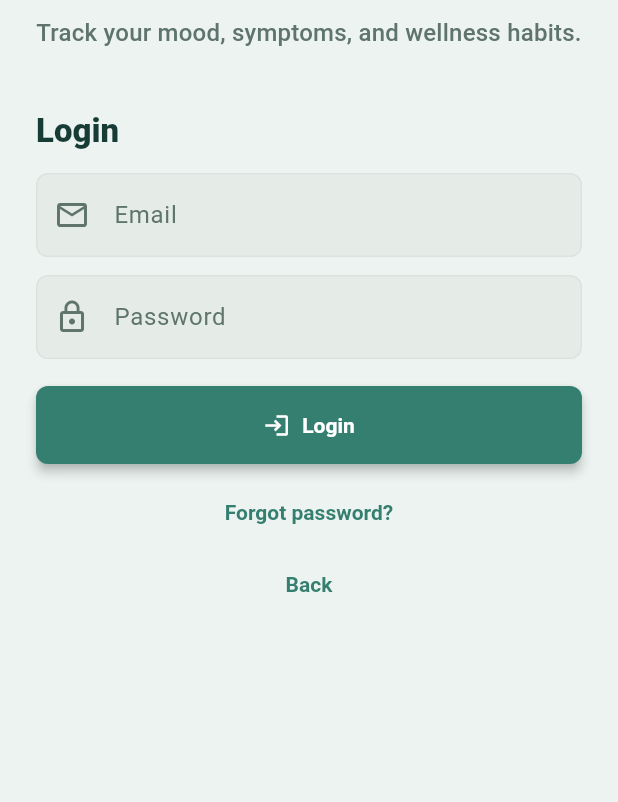
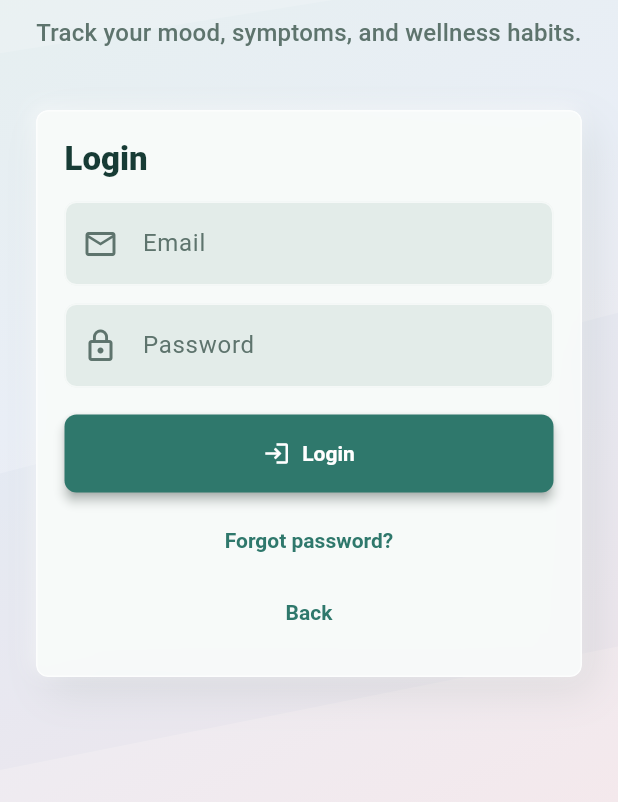
Before and after one commit to elianf-dev/VitaMind, a Flutter app: the screen it shows after launch, after a tap on "Login", on a phone screen of 412 x 824 dp, the part 367-1169 px from its top. Run offline on Flutter 3.47's test engine with Material 3 defaults, Android fonts, the phone set to English and light mode, and no system bars; our stand-ins replace cloud_firestore, firebase_auth, firebase_core, flutter_local_notifications, flutter_secure_storage, flutter_timezone and 3 more; accounts and stored records are empty.

Commit message:
Refine glassmorphic VitaMind UI

```diff
--- a/lib/main.dart
+++ b/lib/main.dart
@@ -22,9 +22,10 @@ import 'services/firestore_service.dart';
 import 'services/local_storage_service.dart';
 import 'services/notification_service.dart';
 import 'theme/app_colors.dart';
-import 'theme/app_shadows.dart';
 import 'theme/app_spacing.dart';
 import 'theme/app_theme.dart';
+import 'widgets/app_backdrop.dart';
+import 'widgets/glass_surface.dart';
 
 Future<void> main() async {
   WidgetsFlutterBinding.ensureInitialized();
@@ -89,6 +90,7 @@ class VitaMindApp extends StatelessWidget {
       title: 'VitaMind',
       debugShowCheckedModeBanner: false,
       theme: AppTheme.light(),
+      builder: (context, child) => AppBackdrop(child: child!),
       initialRoute: authService.isLoggedIn
           ? onboardingCompleted
                 ? '/dashboard'
@@ -209,7 +211,24 @@ class _VitaMindShellState extends State<VitaMindShell> {
   @override
   Widget build(BuildContext context) {
     return Scaffold(
-      body: IndexedStack(index: _selectedIndex, children: _buildScreens()),
+      body: LayoutBuilder(
+        builder: (context, constraints) {
+          final width = constraints.maxWidth > 1080
+              ? 1080.0
+              : constraints.maxWidth;
+
+          return Center(
+            child: SizedBox(
+              width: width,
+              height: constraints.maxHeight,
+              child: IndexedStack(
+                index: _selectedIndex,
+                children: _buildScreens(),
+              ),
+            ),
+          );
+        },
+      ),
       bottomNavigationBar: SafeArea(
         minimum: const EdgeInsets.fromLTRB(
           AppSpacing.md,
@@ -217,14 +236,14 @@ class _VitaMindShellState extends State<VitaMindShell> {
           AppSpacing.md,
           AppSpacing.sm,
         ),
-        child: Container(
-          clipBehavior: Clip.antiAlias,
-          decoration: BoxDecoration(
-            color: AppColors.card,
-            borderRadius: BorderRadius.circular(AppSpacing.radius),
-            border: Border.all(color: AppColors.border),
-            boxShadow: AppShadows.raised(strength: 0.8),
-          ),
+        child: Center(
+          heightFactor: 1,
+          child: ConstrainedBox(
+            constraints: const BoxConstraints(maxWidth: 760),
+            child: GlassSurface(
+              backgroundColor: AppColors.glassStrong,
+              blur: 24,
+              shadowStrength: 0.8,
               child: NavigationBar(
                 selectedIndex: _selectedIndex,
                 onDestinationSelected: _setSelectedIndex,
@@ -258,6 +277,8 @@ class _VitaMindShellState extends State<VitaMindShell> {
               ),
             ),
           ),
+        ),
+      ),
     );
   }
 }
--- a/lib/screens/onboarding/diagnosed_illnesses_screen.dart
+++ b/lib/screens/onboarding/diagnosed_illnesses_screen.dart
@@ -339,6 +339,9 @@ class _AddField extends StatelessWidget {
         IconButton.filled(
           tooltip: 'Add',
           onPressed: onAdd,
+          style: IconButton.styleFrom(
+            foregroundColor: Theme.of(context).colorScheme.onPrimary,
+          ),
           icon: const Icon(Icons.add),
         ),
       ],
--- a/lib/screens/welcome_screen.dart
+++ b/lib/screens/welcome_screen.dart
@@ -5,6 +5,7 @@ import '../services/local_storage_service.dart';
 import '../theme/app_colors.dart';
 import '../theme/app_spacing.dart';
 import '../widgets/neomorphic_surface.dart';
+import '../widgets/vita_mind_card.dart';
 
 enum _AuthMode { welcome, login, signUp }
 
@@ -150,21 +151,33 @@ class _WelcomeScreenState extends State<WelcomeScreen> {
                   ),
                 ),
                 const SizedBox(height: 40),
-                if (_mode == _AuthMode.welcome)
-                  _WelcomeActions(
-                    onLogin: () => setState(() => _mode = _AuthMode.login),
-                    onSignUp: () => setState(() => _mode = _AuthMode.signUp),
+                VitaMindCard(
+                  margin: EdgeInsets.zero,
+                  padding: AppSpacing.cardLarge,
+                  backgroundColor: AppColors.glassStrong,
+                  child: AnimatedSwitcher(
+                    duration: const Duration(milliseconds: 220),
+                    switchInCurve: Curves.easeOut,
+                    switchOutCurve: Curves.easeIn,
+                    child: _mode == _AuthMode.welcome
+                        ? _WelcomeActions(
+                            key: const ValueKey('welcome-actions'),
+                            onLogin: () =>
+                                setState(() => _mode = _AuthMode.login),
+                            onSignUp: () =>
+                                setState(() => _mode = _AuthMode.signUp),
                             onGuest: _continueAsGuest,
                             signedInEmail: widget.authService.userEmail,
                           )
-                else
-                  _AuthForm(
+                        : _AuthForm(
+                            key: ValueKey(_mode),
                             mode: _mode,
                             emailController: _emailController,
                             passwordController: _passwordController,
                             loading: _loading,
                             message: _message,
-                    firebaseAvailable: widget.authService.firebaseAvailable,
+                            firebaseAvailable:
+                                widget.authService.firebaseAvailable,
                             onSubmit: _submitAuth,
                             onForgotPassword: _resetPassword,
                             onBack: () {
@@ -173,6 +186,8 @@ class _WelcomeScreenState extends State<WelcomeScreen> {
                                 _message = null;
                               });
                             },
+                          ),
+                  ),
                 ),
               ],
             ),
@@ -185,6 +200,7 @@ class _WelcomeScreenState extends State<WelcomeScreen> {
 
 class _WelcomeActions extends StatelessWidget {
   const _WelcomeActions({
+    super.key,
     required this.onLogin,
     required this.onSignUp,
     required this.onGuest,
@@ -222,6 +238,7 @@ class _WelcomeActions extends StatelessWidget {
 
 class _AuthForm extends StatelessWidget {
   const _AuthForm({
+    super.key,
     required this.mode,
     required this.emailController,
     required this.passwordController,
--- a/lib/screens/wellness_goals_screen.dart
+++ b/lib/screens/wellness_goals_screen.dart
@@ -240,6 +240,11 @@ class _WellnessGoalsScreenState extends State<WellnessGoalsScreen> {
                             IconButton.filled(
                               tooltip: 'Add goal',
                               onPressed: _addCustomGoal,
+                              style: IconButton.styleFrom(
+                                foregroundColor: Theme.of(
+                                  context,
+                                ).colorScheme.onPrimary,
+                              ),
                               icon: const Icon(Icons.add),
                             ),
                           ],
--- a/lib/theme/app_colors.dart
+++ b/lib/theme/app_colors.dart
@@ -3,29 +3,37 @@ import 'package:flutter/material.dart';
 class AppColors {
   const AppColors._();
 
-  static const Color primary = Color(0xFF347F70);
-  static const Color primaryPressed = Color(0xFF286B5E);
-  static const Color primarySoft = Color(0xFFD5EAE3);
-  static const Color primaryMist = Color(0xFFE7F1ED);
-  static const Color secondary = Color(0xFF6FA99D);
-  static const Color surface = Color(0xFFEDF3F0);
-  static const Color card = Color(0xFFF1F6F3);
-  static const Color recessedSurface = Color(0xFFE5ECE8);
-  static const Color pressedSurface = Color(0xFFE3EBE7);
-  static const Color border = Color(0xFFD9E4DF);
+  static const Color primary = Color(0xFF2F786C);
+  static const Color primaryPressed = Color(0xFF235F56);
+  static const Color primarySoft = Color(0xFFD1E8E1);
+  static const Color primaryMist = Color(0xBFE1EFEA);
+  static const Color secondary = Color(0xFFB96F76);
+  static const Color backgroundStart = Color(0xFFE3F0EB);
+  static const Color backgroundMiddle = Color(0xFFE9EEF6);
+  static const Color backgroundEnd = Color(0xFFF5E8EB);
+  static const Color surface = Color(0xFFEAF1EE);
+  static const Color card = Color(0xCFF8FBFA);
+  static const Color glassSurface = Color(0xBFF8FBFA);
+  static const Color glassStrong = Color(0xEAF8FBFA);
+  static const Color glassPressed = Color(0xD9E7EFEC);
+  static const Color neoSurface = Color(0xFFE6EEEB);
+  static const Color recessedSurface = Color(0xBFDCE7E3);
+  static const Color pressedSurface = Color(0xFFDCE6E2);
+  static const Color border = Color(0xA6FFFFFF);
   static const Color highlight = Color(0xFFFFFFFF);
-  static const Color shadow = Color(0xFFB8C7C1);
+  static const Color shadow = Color(0xFF9DACA6);
+  static const Color glassShadow = Color(0xFF82938D);
   static const Color text = Color(0xFF173B35);
   static const Color mutedText = Color(0xFF5E746D);
   static const Color bodyText = Color(0xFF34534B);
   static const Color mutedIcon = Color(0xFF7A918A);
   static const Color warning = Color(0xFFD38A42);
-  static const Color warningSurface = Color(0xFFF7EFE0);
-  static const Color warningBorder = Color(0xFFE6D6B8);
-  static const Color blue = Color(0xFF5D88B8);
-  static const Color blueSoft = Color(0xFFDCE8F2);
-  static const Color purple = Color(0xFF9B7CB1);
-  static const Color purpleSoft = Color(0xFFE9E0EF);
+  static const Color warningSurface = Color(0xD9F7EFE0);
+  static const Color warningBorder = Color(0xBFE6D6B8);
+  static const Color blue = Color(0xFF587EAC);
+  static const Color blueSoft = Color(0xD9DCE8F2);
+  static const Color purple = Color(0xFF8E74A6);
+  static const Color purpleSoft = Color(0xD9E9E0EF);
   static const Color coral = Color(0xFFC97A73);
   static const Color disabled = Color(0xFF9EAAA6);
   static const Color error = Color(0xFFB6535C);
--- a/lib/theme/app_shadows.dart
+++ b/lib/theme/app_shadows.dart
@@ -8,13 +8,28 @@ class AppShadows {
   static List<BoxShadow> raised({double strength = 1}) {
     return [
       BoxShadow(
-        color: AppColors.shadow.withValues(alpha: 0.52 * strength),
-        offset: Offset(4 * strength, 4 * strength),
-        blurRadius: 10 * strength,
+        color: AppColors.shadow.withValues(alpha: 0.42 * strength),
+        offset: Offset(5 * strength, 6 * strength),
+        blurRadius: 14 * strength,
       ),
       BoxShadow(
-        color: AppColors.highlight.withValues(alpha: 0.92 * strength),
+        color: AppColors.highlight.withValues(alpha: 0.82 * strength),
         offset: Offset(-4 * strength, -4 * strength),
+        blurRadius: 12 * strength,
+      ),
+    ];
+  }
+
+  static List<BoxShadow> glass({double strength = 1}) {
+    return [
+      BoxShadow(
+        color: AppColors.glassShadow.withValues(alpha: 0.18 * strength),
+        offset: Offset(7 * strength, 10 * strength),
+        blurRadius: 24 * strength,
+      ),
+      BoxShadow(
+        color: AppColors.highlight.withValues(alpha: 0.48 * strength),
+        offset: Offset(-3 * strength, -3 * strength),
         blurRadius: 10 * strength,
       ),
     ];
--- a/lib/theme/app_theme.dart
+++ b/lib/theme/app_theme.dart
@@ -17,7 +17,7 @@ class AppTheme {
         onSecondary: Colors.white,
         error: AppColors.error,
         onError: Colors.white,
-        surface: AppColors.card,
+        surface: AppColors.glassStrong,
         onSurface: AppColors.text,
       ),
     );
@@ -28,15 +28,15 @@ class AppTheme {
     );
 
     return base.copyWith(
-      scaffoldBackgroundColor: AppColors.surface,
-      canvasColor: AppColors.surface,
+      scaffoldBackgroundColor: Colors.transparent,
+      canvasColor: AppColors.glassStrong,
       splashColor: AppColors.primary.withValues(alpha: 0.08),
       highlightColor: AppColors.primary.withValues(alpha: 0.05),
       textTheme: textTheme,
       iconTheme: const IconThemeData(color: AppColors.bodyText),
       appBarTheme: const AppBarTheme(
         centerTitle: false,
-        backgroundColor: AppColors.surface,
+        backgroundColor: Colors.transparent,
         foregroundColor: AppColors.text,
         surfaceTintColor: Colors.transparent,
         elevation: 0,
@@ -48,7 +48,7 @@ class AppTheme {
         ),
       ),
       cardTheme: CardThemeData(
-        color: AppColors.card,
+        color: AppColors.glassStrong,
         surfaceTintColor: Colors.transparent,
         elevation: 0,
         shape: RoundedRectangleBorder(
@@ -77,13 +77,13 @@ class AppTheme {
       ),
       outlinedButtonTheme: OutlinedButtonThemeData(
         style: OutlinedButton.styleFrom(
-          backgroundColor: AppColors.card,
+          backgroundColor: AppColors.glassStrong,
           foregroundColor: AppColors.primary,
           minimumSize: const Size.fromHeight(52),
           elevation: 2,
           shadowColor: AppColors.shadow,
           surfaceTintColor: Colors.transparent,
-          side: const BorderSide(color: AppColors.border),
+          side: const BorderSide(color: Colors.white70),
           padding: const EdgeInsets.symmetric(
             horizontal: AppSpacing.xl,
             vertical: AppSpacing.md,
@@ -106,7 +106,6 @@ class AppTheme {
       ),
       iconButtonTheme: IconButtonThemeData(
         style: IconButton.styleFrom(
-          foregroundColor: AppColors.bodyText,
           minimumSize: const Size(48, 48),
           shape: RoundedRectangleBorder(
             borderRadius: BorderRadius.circular(AppSpacing.radius),
@@ -218,14 +217,14 @@ class AppTheme {
         ),
       ),
       dialogTheme: DialogThemeData(
-        backgroundColor: AppColors.card,
+        backgroundColor: AppColors.glassStrong,
         surfaceTintColor: Colors.transparent,
         shape: RoundedRectangleBorder(
           borderRadius: BorderRadius.circular(AppSpacing.radius),
         ),
       ),
       bottomSheetTheme: const BottomSheetThemeData(
-        backgroundColor: AppColors.surface,
+        backgroundColor: AppColors.glassStrong,
         surfaceTintColor: Colors.transparent,
         showDragHandle: true,
       ),
--- /dev/null
+++ b/lib/widgets/app_backdrop.dart
@@ -0,0 +1,73 @@
+import 'package:flutter/material.dart';
+
+import '../theme/app_colors.dart';
+
+class AppBackdrop extends StatelessWidget {
+  const AppBackdrop({super.key, required this.child});
+
+  final Widget child;
+
+  @override
+  Widget build(BuildContext context) {
+    return DecoratedBox(
+      decoration: const BoxDecoration(
+        gradient: LinearGradient(
+          begin: Alignment.topLeft,
+          end: Alignment.bottomRight,
+          colors: [
+            AppColors.backgroundStart,
+            AppColors.backgroundMiddle,
+            AppColors.backgroundEnd,
+          ],
+          stops: [0, 0.52, 1],
+        ),
+      ),
+      child: BackdropGroup(
+        child: Stack(
+          fit: StackFit.expand,
+          children: [const _AtmosphereVeil(), child],
+        ),
+      ),
+    );
+  }
+}
+
+class _AtmosphereVeil extends StatelessWidget {
+  const _AtmosphereVeil();
+
+  @override
+  Widget build(BuildContext context) {
+    return IgnorePointer(child: CustomPaint(painter: _AtmospherePainter()));
+  }
+}
+
+class _AtmospherePainter extends CustomPainter {
+  @override
+  void paint(Canvas canvas, Size size) {
+    final lightPaint = Paint()
+      ..color = Colors.white.withValues(alpha: 0.15)
+      ..style = PaintingStyle.fill;
+    final coolPaint = Paint()
+      ..color = AppColors.blue.withValues(alpha: 0.035)
+      ..style = PaintingStyle.fill;
+
+    final upperBand = Path()
+      ..moveTo(0, size.height * 0.12)
+      ..lineTo(size.width, 0)
+      ..lineTo(size.width, size.height * 0.26)
+      ..lineTo(0, size.height * 0.34)
+      ..close();
+    final lowerBand = Path()
+      ..moveTo(0, size.height * 0.68)
+      ..lineTo(size.width, size.height * 0.55)
+      ..lineTo(size.width, size.height * 0.82)
+      ..lineTo(0, size.height * 0.92)
+      ..close();
+
+    canvas.drawPath(upperBand, lightPaint);
+    canvas.drawPath(lowerBand, coolPaint);
+  }
+
+  @override
+  bool shouldRepaint(covariant CustomPainter oldDelegate) => false;
+}
--- /dev/null
+++ b/lib/widgets/glass_surface.dart
@@ -0,0 +1,109 @@
+import 'dart:ui';
+
+import 'package:flutter/material.dart';
+
+import '../theme/app_colors.dart';
+import '../theme/app_shadows.dart';
+import '../theme/app_spacing.dart';
+
+class GlassSurface extends StatefulWidget {
+  const GlassSurface({
+    super.key,
+    required this.child,
+    this.margin = EdgeInsets.zero,
+    this.padding = EdgeInsets.zero,
+    this.backgroundColor = AppColors.glassSurface,
+    this.borderColor = AppColors.border,
+    this.radius = AppSpacing.radius,
+    this.width,
+    this.height,
+    this.alignment,
+    this.onTap,
+    this.blur = 18,
+    this.shadowStrength = 1,
+    this.semanticLabel,
+  });
+
+  final Widget child;
+  final EdgeInsetsGeometry margin;
+  final EdgeInsetsGeometry padding;
+  final Color backgroundColor;
+  final Color borderColor;
+  final double radius;
+  final double? width;
+  final double? height;
+  final AlignmentGeometry? alignment;
+  final VoidCallback? onTap;
+  final double blur;
+  final double shadowStrength;
+  final String? semanticLabel;
+
+  @override
+  State<GlassSurface> createState() => _GlassSurfaceState();
+}
+
+class _GlassSurfaceState extends State<GlassSurface> {
+  bool _pressed = false;
+
+  void _setPressed(bool value) {
+    if (_pressed == value || widget.onTap == null) {
+      return;
+    }
+    setState(() => _pressed = value);
+  }
+
+  @override
+  Widget build(BuildContext context) {
+    final content = widget.onTap == null
+        ? widget.child
+        : Semantics(
+            button: true,
+            label: widget.semanticLabel,
+            child: Material(
+              color: Colors.transparent,
+              child: InkWell(
+                onTap: widget.onTap,
+                onHighlightChanged: _setPressed,
+                overlayColor: WidgetStateProperty.all(Colors.transparent),
+                child: widget.child,
+              ),
+            ),
+          );
+
+    return Padding(
+      padding: widget.margin,
+      child: AnimatedContainer(
+        duration: const Duration(milliseconds: 150),
+        curve: Curves.easeOut,
+        width: widget.width,
+        height: widget.height,
+        transform: Matrix4.translationValues(0, _pressed ? 1 : 0, 0),
+        decoration: BoxDecoration(
+          borderRadius: BorderRadius.circular(widget.radius),
+          boxShadow: _pressed
+              ? AppShadows.pressed()
+              : AppShadows.glass(strength: widget.shadowStrength),
+        ),
+        child: ClipRRect(
+          borderRadius: BorderRadius.circular(widget.radius),
+          child: BackdropFilter.grouped(
+            filter: ImageFilter.blur(sigmaX: widget.blur, sigmaY: widget.blur),
+            child: AnimatedContainer(
+              duration: const Duration(milliseconds: 150),
+              alignment: widget.alignment,
+              padding: widget.padding,
+              decoration: BoxDecoration(
+                color: _pressed
+                    ? AppColors.glassPressed
+                    : widget.backgroundColor,
+                borderRadius: BorderRadius.circular(widget.radius),
+                border: Border.all(color: widget.borderColor),
+              ),
+              child: content,
+            ),
+          ),
+        ),
+      ),
+    );
+  }
+}
--- a/lib/widgets/mood_option.dart
+++ b/lib/widgets/mood_option.dart
@@ -32,7 +32,9 @@ class MoodOption extends StatelessWidget {
           horizontal: AppSpacing.md,
           vertical: 14,
         ),
-        backgroundColor: selected ? AppColors.primarySoft : AppColors.card,
+        backgroundColor: selected
+            ? AppColors.primarySoft
+            : AppColors.neoSurface,
         borderColor: selected ? colorScheme.primary : AppColors.border,
         shadowStrength: selected ? 0.55 : 0.8,
         onTap: onTap,
--- a/lib/widgets/neomorphic_surface.dart
+++ b/lib/widgets/neomorphic_surface.dart
@@ -10,7 +10,7 @@ class NeomorphicSurface extends StatefulWidget {
     required this.child,
     this.margin = EdgeInsets.zero,
     this.padding = EdgeInsets.zero,
-    this.backgroundColor = AppColors.card,
+    this.backgroundColor = AppColors.neoSurface,
     this.borderColor = AppColors.border,
     this.radius = AppSpacing.radius,
     this.width,
--- a/lib/widgets/progress_goal_card.dart
+++ b/lib/widgets/progress_goal_card.dart
@@ -43,7 +43,10 @@ class ProgressGoalCard extends StatelessWidget {
               NeomorphicSurface(
                 width: compact ? 36 : 42,
                 height: compact ? 36 : 42,
-                backgroundColor: primary.withValues(alpha: 0.12),
+                backgroundColor: Color.alphaBlend(
+                  primary.withValues(alpha: 0.12),
+                  AppColors.neoSurface,
+                ),
                 borderColor: primary.withValues(alpha: 0.16),
                 shadowStrength: 0.4,
                 child: Icon(
--- a/lib/widgets/vita_mind_action_card.dart
+++ b/lib/widgets/vita_mind_action_card.dart
@@ -40,7 +40,10 @@ class VitaMindActionCard extends StatelessWidget {
             width: iconSize,
             height: iconSize,
             padding: EdgeInsets.zero,
-            backgroundColor: accentColor.withValues(alpha: 0.12),
+            backgroundColor: Color.alphaBlend(
+              accentColor.withValues(alpha: 0.12),
+              AppColors.neoSurface,
+            ),
             borderColor: accentColor.withValues(alpha: 0.16),
             shadowStrength: 0.45,
             child: Icon(icon, color: accentColor),
--- a/lib/widgets/vita_mind_card.dart
+++ b/lib/widgets/vita_mind_card.dart
@@ -2,7 +2,7 @@ import 'package:flutter/material.dart';
 
 import '../theme/app_colors.dart';
 import '../theme/app_spacing.dart';
-import 'neomorphic_surface.dart';
+import 'glass_surface.dart';
 
 class VitaMindCard extends StatelessWidget {
   const VitaMindCard({
@@ -11,7 +11,7 @@ class VitaMindCard extends StatelessWidget {
     this.margin = const EdgeInsets.only(bottom: AppSpacing.md),
     this.padding = AppSpacing.card,
     this.borderColor = AppColors.border,
-    this.backgroundColor = AppColors.card,
+    this.backgroundColor = AppColors.glassSurface,
     this.onTap,
   });
 
@@ -24,7 +24,7 @@ class VitaMindCard extends StatelessWidget {
 
   @override
   Widget build(BuildContext context) {
-    return NeomorphicSurface(
+    return GlassSurface(
       width: double.infinity,
       margin: margin,
       padding: padding,
```
Lines whose indentation alone changed are shown as unchanged.
